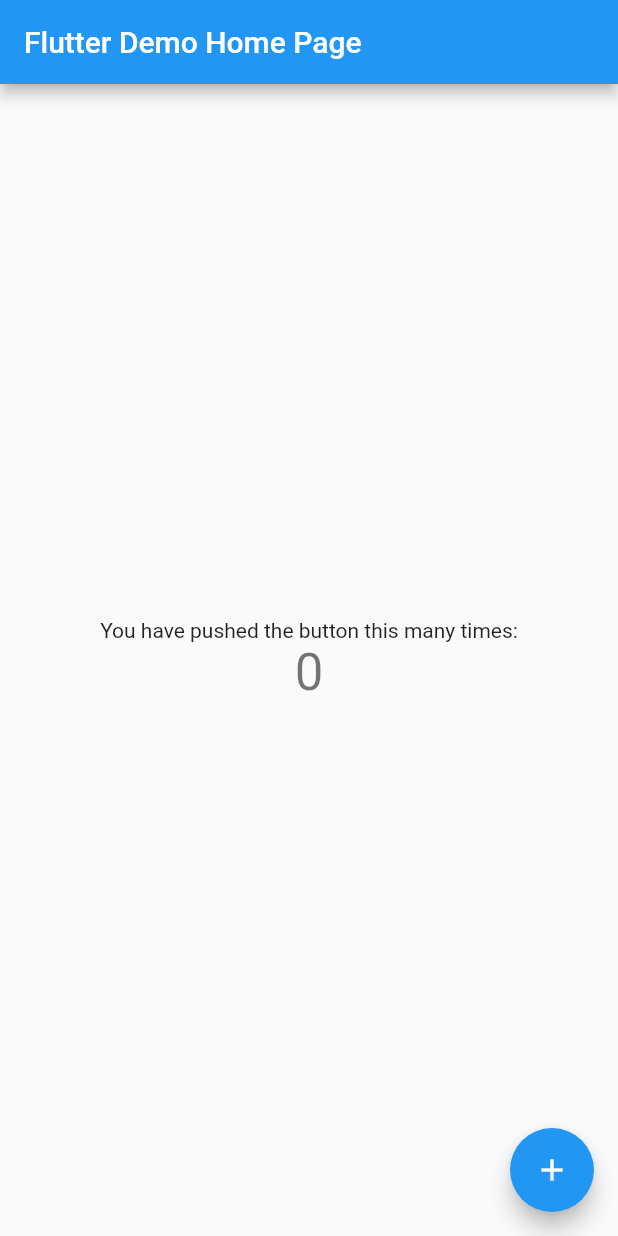
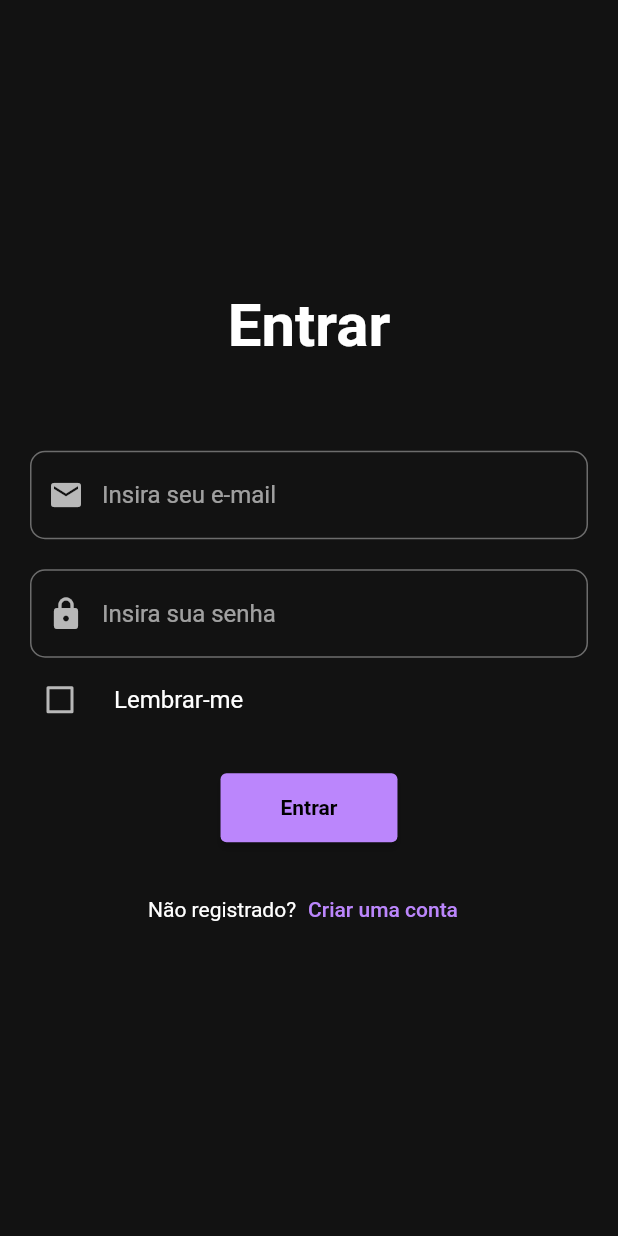
Before and after one commit to guidani/tweet-api-eng-soft-v, a Flutter app: the screen it shows after launch, on a phone screen of 412 x 824 dp. Run offline on Flutter 3.47's test engine with Material 2 defaults, Android fonts, the phone set to English and light mode, and no system bars; our stand-ins replace email_validator, firebase_auth, firebase_core; accounts and stored records are empty.

Commit message:
Implementação Login

```diff
--- /dev/null
+++ b/lib/domain/entities/user_data.dart
@@ -0,0 +1,20 @@
+import 'package:twitter_api/domain/entities/tweet.dart';
+
+class UserData {
+  UserData(
+      {this.name,
+      this.email,
+      this.arroba,
+      this.following,
+      this.followers,
+      this.tweets,
+      this.saved_tweets});
+
+  final String? name;
+  final String? email;
+  final String? arroba;
+  final List<UserData>? following;
+  final List<UserData>? followers;
+  final List<Tweet>? tweets;
+  final List<Tweet>? saved_tweets;
+}
--- a/lib/main.dart
+++ b/lib/main.dart
@@ -1,7 +1,17 @@
+import 'package:firebase_core/firebase_core.dart';
 import 'package:flutter/material.dart';
+import 'package:twitter_api/firebase_options.dart';
+import 'package:twitter_api/presentation/api/feed_screen.dart';
+import 'package:twitter_api/services/flutter_fire_auth.dart';
+import 'presentation/api/login_screen.dart';
+import 'firebase_options.dart';
 
-void main() {
-  runApp(const MyApp());
+void main() async {
+  WidgetsFlutterBinding.ensureInitialized();
+  await Firebase.initializeApp(
+    options: DefaultFirebaseOptions.currentPlatform,
+  );
+  runApp(MyApp());
 }
 
 class MyApp extends StatelessWidget {
@@ -10,106 +20,29 @@
   // This widget is the root of your application.
   @override
   Widget build(BuildContext context) {
+    final user = FlutterFireAuth(context).getLoggerUser();
+
     return MaterialApp(
-      title: 'Flutter Demo',
+      title: 'Twitter API',
       theme: ThemeData(
-        // This is the theme of your application.
-        //
-        // Try running your application with "flutter run". You'll see the
-        // application has a blue toolbar. Then, without quitting the app, try
-        // changing the primarySwatch below to Colors.green and then invoke
-        // "hot reload" (press "r" in the console where you ran "flutter run",
-        // or simply save your changes to "hot reload" in a Flutter IDE).
-        // Notice that the counter didn't reset back to zero; the application
-        // is not restarted.
+        colorScheme: defaultColorScheme,
         primarySwatch: Colors.blue,
       ),
-      home: const MyHomePage(title: 'Flutter Demo Home Page'),
+      home: user != null ? FeedPage(user: user) : const LoginPage(),
     );
   }
 }
 
-class MyHomePage extends StatefulWidget {
-  const MyHomePage({Key? key, required this.title}) : super(key: key);
-
-  // This widget is the home page of your application. It is stateful, meaning
-  // that it has a State object (defined below) that contains fields that affect
-  // how it looks.
-
-  // This class is the configuration for the state. It holds the values (in this
-  // case the title) provided by the parent (in this case the App widget) and
-  // used by the build method of the State. Fields in a Widget subclass are
-  // always marked "final".
-
-  final String title;
-
-  @override
-  State<MyHomePage> createState() => _MyHomePageState();
-}
-
-class _MyHomePageState extends State<MyHomePage> {
-  int _counter = 0;
-
-  void _incrementCounter() {
-    setState(() {
-      // This call to setState tells the Flutter framework that something has
-      // changed in this State, which causes it to rerun the build method below
-      // so that the display can reflect the updated values. If we changed
-      // _counter without calling setState(), then the build method would not be
-      // called again, and so nothing would appear to happen.
-      _counter++;
-    });
-  }
-
-  @override
-  Widget build(BuildContext context) {
-    // This method is rerun every time setState is called, for instance as done
-    // by the _incrementCounter method above.
-    //
-    // The Flutter framework has been optimized to make rerunning build methods
-    // fast, so that you can just rebuild anything that needs updating rather
-    // than having to individually change instances of widgets.
-    return Scaffold(
-      appBar: AppBar(
-        // Here we take the value from the MyHomePage object that was created by
-        // the App.build method, and use it to set our appbar title.
-        title: Text(widget.title),
-      ),
-      body: Center(
-        // Center is a layout widget. It takes a single child and positions it
-        // in the middle of the parent.
-        child: Column(
-          // Column is also a layout widget. It takes a list of children and
-          // arranges them vertically. By default, it sizes itself to fit its
-          // children horizontally, and tries to be as tall as its parent.
-          //
-          // Invoke "debug painting" (press "p" in the console, choose the
-          // "Toggle Debug Paint" action from the Flutter Inspector in Android
-          // Studio, or the "Toggle Debug Paint" command in Visual Studio Code)
-          // to see the wireframe for each widget.
-          //
-          // Column has various properties to control how it sizes itself and
-          // how it positions its children. Here we use mainAxisAlignment to
-          // center the children vertically; the main axis here is the vertical
-          // axis because Columns are vertical (the cross axis would be
-          // horizontal).
-          mainAxisAlignment: MainAxisAlignment.center,
-          children: <Widget>[
-            const Text(
-              'You have pushed the button this many times:',
-            ),
-            Text(
-              '$_counter',
-              style: Theme.of(context).textTheme.headline4,
-            ),
-          ],
-        ),
-      ),
-      floatingActionButton: FloatingActionButton(
-        onPressed: _incrementCounter,
-        tooltip: 'Increment',
-        child: const Icon(Icons.add),
-      ), // This trailing comma makes auto-formatting nicer for build methods.
-    );
-  }
-}
+ColorScheme defaultColorScheme = const ColorScheme(
+  primary: Color(0xffBB86FC),
+  secondary: Color(0xff03DAC6),
+  surface: Color(0xff181818),
+  background: Color(0xff121212),
+  error: Color(0xffCF6679),
+  onPrimary: Color(0xff000000),
+  onSecondary: Color(0xff000000),
+  onSurface: Color(0xffffffff),
+  onBackground: Color(0xffffffff),
+  onError: Color(0xff000000),
+  brightness: Brightness.dark,
+);
--- /dev/null
+++ b/lib/presentation/api/login_screen.dart
@@ -0,0 +1,176 @@
+import 'package:email_validator/email_validator.dart';
+import 'package:firebase_auth/firebase_auth.dart';
+import 'package:flutter/material.dart';
+import 'package:twitter_api/domain/entities/user_data.dart';
+import 'package:twitter_api/presentation/api/feed_screen.dart';
+import 'package:twitter_api/presentation/api/register_screen.dart';
+import 'package:twitter_api/services/flutter_fire_auth.dart';
+
+class LoginPage extends StatefulWidget {
+  const LoginPage({Key? key}) : super(key: key);
+
+  @override
+  State<LoginPage> createState() => _LoginPageState();
+}
+
+class _LoginPageState extends State<LoginPage> {
+  final _emailController = TextEditingController();
+  final _passwordController = TextEditingController();
+
+  bool _isLoading = false;
+  final _formKey = GlobalKey<FormState>();
+  var rememberValue = false;
+
+  @override
+  void dispose() {
+    _emailController.dispose();
+    _passwordController.dispose();
+    super.dispose();
+  }
+
+  @override
+  Widget build(BuildContext context) {
+    void _resetForm() {
+      _emailController.clear();
+      _passwordController.clear();
+    }
+
+    void _navigateToRestricted(UserData user) {
+      Navigator.push(
+        context,
+        MaterialPageRoute(
+          builder: (context) => FeedPage(user: user),
+        ),
+      );
+    }
+
+    void _signInWithEmailAndPassword() async {
+      final email = _emailController.text;
+      final password = _passwordController.text;
+      setState(() => _isLoading = true);
+      final user = await FlutterFireAuth(context)
+          .signInWithEmailAndPassword(email, password);
+      setState(() => _isLoading = false);
+      if (user != null) {
+        _resetForm();
+        _navigateToRestricted(user);
+      }
+    }
+
+    return Scaffold(
+      backgroundColor: Theme.of(context).colorScheme.background,
+      body: Container(
+        padding: const EdgeInsets.all(20),
+        child: Column(
+          mainAxisAlignment: MainAxisAlignment.center,
+          crossAxisAlignment: CrossAxisAlignment.center,
+          children: <Widget>[
+            const Text(
+              'Entrar',
+              style: TextStyle(
+                fontWeight: FontWeight.bold,
+                fontSize: 40,
+              ),
+            ),
+            const SizedBox(
+              height: 60,
+            ),
+            Form(
+              key: _formKey,
+              child: Column(
+                children: [
+                  TextFormField(
+                    controller: _emailController,
+                    validator: (value) => EmailValidator.validate(value!)
+                        ? null
+                        : "Insira um e-mail valido",
+                    maxLines: 1,
+                    decoration: InputDecoration(
+                      hintText: 'Insira seu e-mail',
+                      prefixIcon: const Icon(Icons.email),
+                      border: OutlineInputBorder(
+                        borderRadius: BorderRadius.circular(10),
+                      ),
+                    ),
+                  ),
+                  const SizedBox(
+                    height: 20,
+                  ),
+                  TextFormField(
+                    controller: _passwordController,
+                    validator: (value) {
+                      if (value == null || value.isEmpty) {
+                        return 'Insira sua senha';
+                      }
+                      return null;
+                    },
+                    maxLines: 1,
+                    obscureText: true,
+                    decoration: InputDecoration(
+                      prefixIcon: const Icon(Icons.lock),
+                      hintText: 'Insira sua senha',
+                      border: OutlineInputBorder(
+                        borderRadius: BorderRadius.circular(10),
+                      ),
+                    ),
+                  ),
+                  CheckboxListTile(
+                    title: const Text("Lembrar-me"),
+                    contentPadding: EdgeInsets.zero,
+                    value: rememberValue,
+                    activeColor: Theme.of(context).colorScheme.primary,
+                    onChanged: (newValue) {
+                      setState(() {
+                        rememberValue = newValue!;
+                      });
+                    },
+                    controlAffinity: ListTileControlAffinity.leading,
+                  ),
+                  const SizedBox(
+                    height: 20,
+                  ),
+                  ElevatedButton(
+                    onPressed: () {
+                      if (_formKey.currentState!.validate()) {
+                        _signInWithEmailAndPassword();
+                      }
+                    },
+                    style: ElevatedButton.styleFrom(
+                      padding: const EdgeInsets.fromLTRB(40, 15, 40, 15),
+                    ),
+                    child: const Text(
+                      'Entrar',
+                      style: TextStyle(
+                        fontWeight: FontWeight.bold,
+                      ),
+                    ),
+                  ),
+                  const SizedBox(
+                    height: 20,
+                  ),
+                  Row(
+                    mainAxisAlignment: MainAxisAlignment.center,
+                    children: [
+                      const Text('Não registrado?'),
+                      TextButton(
+                        onPressed: () {
+                          Navigator.pushReplacement(
+                            context,
+                            MaterialPageRoute(
+                              builder: (context) => const RegisterPage(),
+                            ),
+                          );
+                        },
+                        child: const Text('Criar uma conta'),
+                      ),
+                    ],
+                  ),
+                ],
+              ),
+            )
+          ],
+        ),
+      ),
+    );
+  }
+}
--- a/pubspec.yaml
+++ b/pubspec.yaml
@@ -34,10 +34,15 @@
   # The following adds the Cupertino Icons font to your application.
   # Use with the CupertinoIcons class for iOS style icons.
   cupertino_icons: ^1.0.2
+  email_validator: ^2.0.1
+  firebase_core: ^1.18.0
+  firebase_auth: ^3.3.20
+  cloud_firestore: ^3.1.18
 
 dev_dependencies:
   flutter_test:
     sdk: flutter
+
 
   # The "flutter_lints" package below contains a set of recommended lints to
   # encourage good coding practices. The lint set provided by the package is
```
Also changed, not shown: lib/domain/entities/profile.dart (added, +14 -0 lines), lib/domain/entities/user.dart (deleted, +0 -14 lines), lib/presentation/api/feed_screen.dart (added, +43 -0 lines), lib/presentation/api/register_screen.dart (added, +221 -0 lines), lib/services/flutter_fire_auth.dart (added, +78 -0 lines), lib/firebase_options.dart (added), pubspec.lock, 30 other files.
